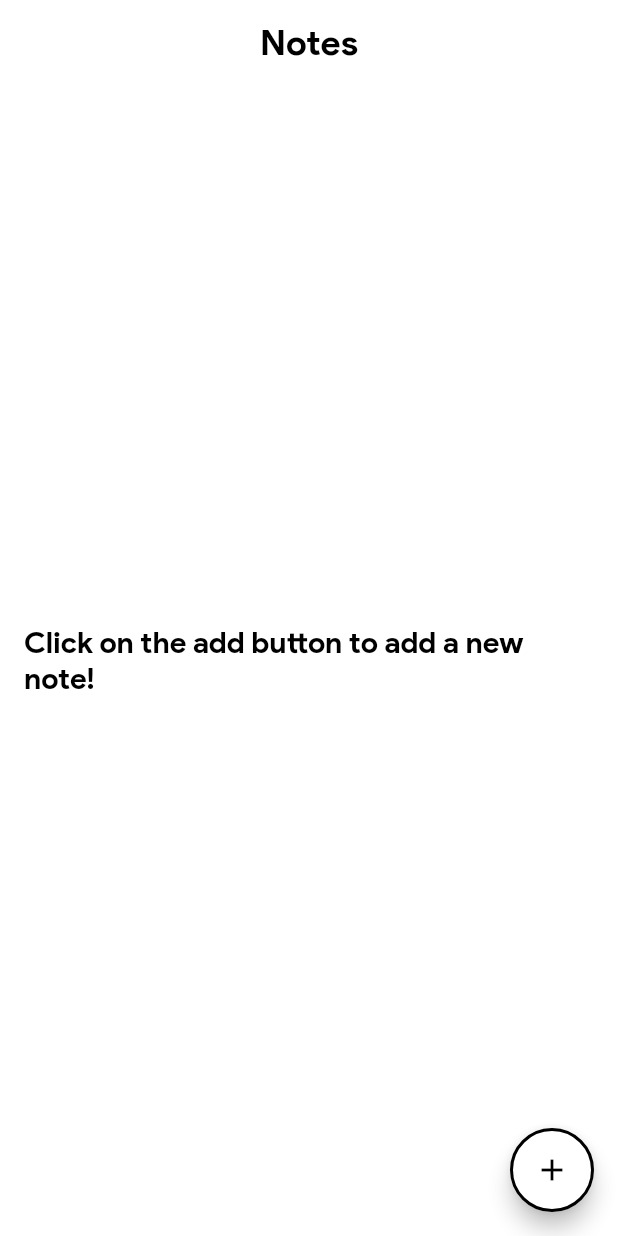
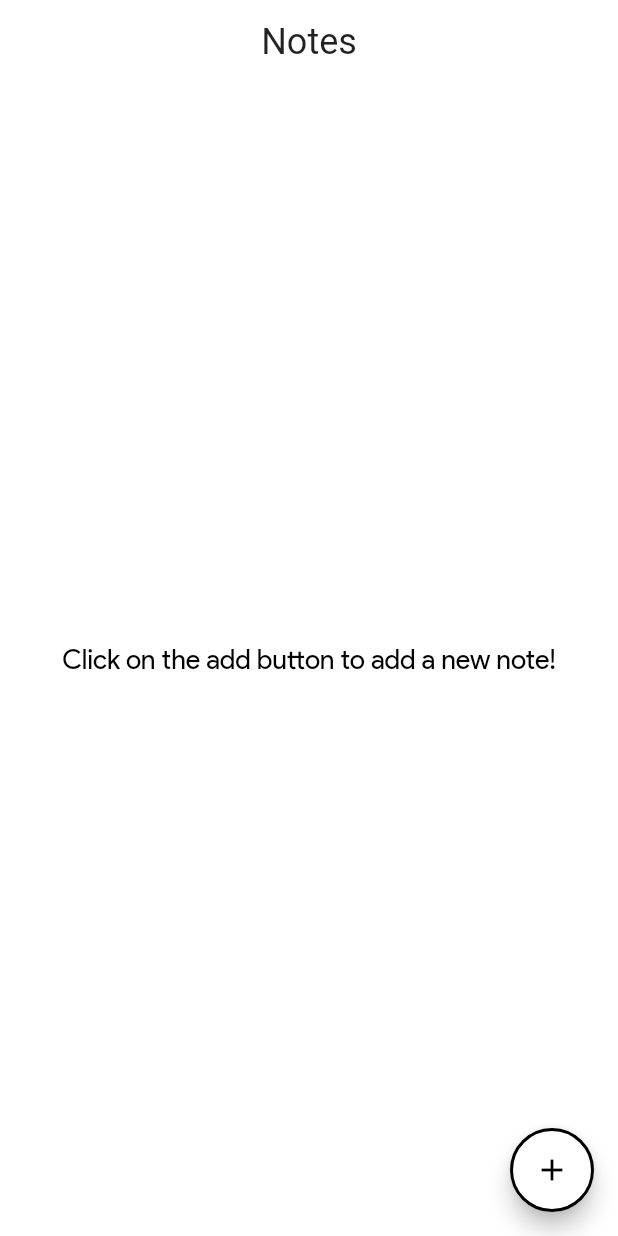
Before and after one commit to bimsina/notes-app, a Flutter app: the screen it shows after launch, on a phone screen of 412 x 824 dp. Run offline on Flutter 3.47's test engine with Material 2 defaults, Android fonts, the phone set to English and light mode, and no system bars; our stand-ins replace sqflite; accounts and stored records are empty.

Commit message:
main.dart
Updated the Material Ui components as the components were deprecated.

```diff
--- a/lib/main.dart
+++ b/lib/main.dart
@@ -14,22 +14,22 @@ class MyApp extends StatelessWidget {
       theme: ThemeData(
         primarySwatch: Colors.deepPurple,
         textTheme: TextTheme(
-          headline: TextStyle(
+          headline1: TextStyle(
               fontFamily: 'Sans',
               fontWeight: FontWeight.bold,
               color: Colors.black,
               fontSize: 24),
-          body1: TextStyle(
+          bodyText1: TextStyle(
               fontFamily: 'Sans',
               fontWeight: FontWeight.bold,
               color: Colors.black,
               fontSize: 20),
-          body2: TextStyle(
+          bodyText2: TextStyle(
               fontFamily: 'Sans',
               fontWeight: FontWeight.normal,
               color: Colors.black,
               fontSize: 18),
-          subtitle: TextStyle(
+          subtitle1: TextStyle(
               fontFamily: 'Sans',
               fontWeight: FontWeight.normal,
               color: Colors.black,
```
